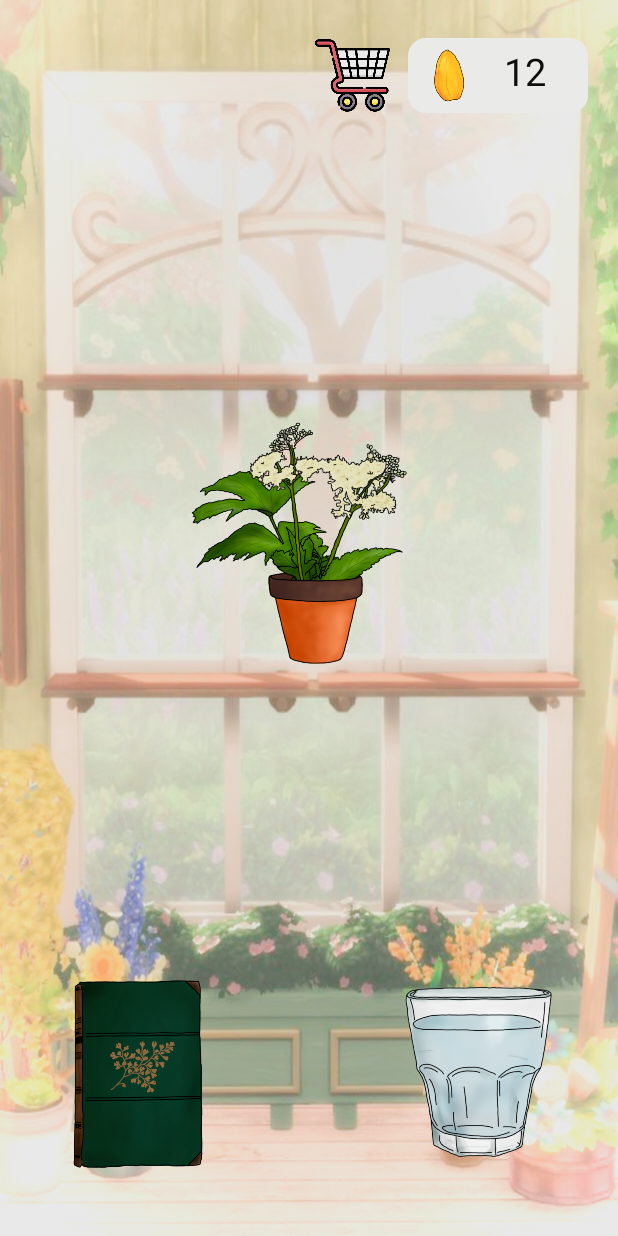
After one commit to rsberrocal/RainySeeds, an Android app: the layout invernadero.xml on its own in the app's theme, with its tools: preview values and no code run, on a phone screen of 412 x 824 dp. The commit adds this screen. Run offline under Robolectric (Android 15) with nearby library versions, the phone set to English and light mode, and no system bars.

Commit message:
añadido lo anterior

```diff
--- /dev/null
+++ b/app/src/main/res/drawable/rounded_button.xml
@@ -0,0 +1,8 @@
+<?xml version="1.0" encoding="utf-8"?>
+<shape xmlns:android="http://schemas.android.com/apk/res/android"
+    android:shape="rectangle"
+    >
+    <solid android:color="@color/light_gray"></solid>
+    <corners android:radius="12dp"></corners>
+
+</shape>
--- /dev/null
+++ b/app/src/main/res/layout/invernadero.xml
@@ -0,0 +1,74 @@
+<?xml version="1.0" encoding="utf-8"?>
+<FrameLayout xmlns:android="http://schemas.android.com/apk/res/android"
+    android:orientation="vertical" android:layout_width="match_parent"
+    android:layout_height="match_parent"
+    android:background="@drawable/fondo_invernadero"
+    >
+    <ImageView
+        android:layout_width="50dp"
+        android:layout_height="50dp"
+        android:src="@drawable/icon_shopping_cart"
+        android:layout_marginTop="25dp"
+        android:layout_marginLeft="210dp"
+        ></ImageView>
+    <ImageView
+        android:layout_width="250dp"
+        android:layout_height="200dp"
+        android:layout_gravity="center"
+        android:layout_marginHorizontal="30dp"
+        android:layout_marginBottom="45dp"
+        android:src="@drawable/flor"></ImageView>
+
+    <ImageView
+        android:id="@+id/buttonGlass"
+        android:layout_width="125dp"
+        android:layout_height="125dp"
+        android:layout_gravity="right|bottom"
+        android:layout_marginHorizontal="30dp"
+        android:layout_marginBottom="45dp"
+        android:src="@drawable/icon_glass"
+        android:onClick="goToWater"
+        ></ImageView>
+
+    <ImageView
+        android:id="@+id/buttonDictionary"
+        android:layout_width="125dp"
+        android:layout_height="125dp"
+        android:layout_gravity="start|bottom"
+        android:layout_marginHorizontal="30dp"
+        android:layout_marginBottom="45dp"
+        android:src="@drawable/icon_book"
+        android:onClick="goToDictionary"
+        />
+
+    <LinearLayout
+        android:id="@+id/layoutSeeds"
+        android:layout_width="120dp"
+        android:layout_height="50dp"
+        android:layout_gravity="end"
+        android:layout_marginTop="25dp"
+        android:layout_marginHorizontal="20dp"
+        android:background="@drawable/rounded_button">
+        <ImageView
+            android:id="@+id/imageViewSeed"
+            android:src="@drawable/icon_seed"
+            android:layout_height="35dp"
+            android:layout_width="35dp"
+            android:layout_gravity="center"
+            android:layout_marginLeft="10dp"
+            android:layout_marginVertical="5dp"
+            />
+        <TextView
+            android:id="@+id/textGoldenSeeds"
+            android:layout_height="40dp"
+            android:layout_width="65dp"
+            android:layout_marginVertical="5dp"
+            android:layout_gravity="center"
+            android:text="12"
+            android:textSize="25dp"
+            android:textAlignment="center"
+            android:textColor="@color/black"
+            />
+    </LinearLayout>
+
+</FrameLayout>
--- a/app/src/main/res/values/colors.xml
+++ b/app/src/main/res/values/colors.xml
@@ -3,4 +3,9 @@
     <color name="colorPrimary">#6200EE</color>
     <color name="colorPrimaryDark">#3700B3</color>
     <color name="colorAccent">#03DAC5</color>
+
+    <color name="off_white">#f8f8f8</color>
+    <color name="black">#0d0d0d</color>
+    <color name="white">#ffffff</color>
+    <color name="light_gray">#eaeae9</color>
 </resources>
```
Also changed, not shown: app/src/main/res/layout/log_in.xml (added, +112 -0 lines), app/src/main/res/layout/password_recovery.xml (added, +59 -0 lines), app/src/main/res/layout/sign_in.xml (added, +97 -0 lines), app/src/main/res/layout/tienda.xml (added, +60 -0 lines), app/src/main/res/drawable/cross.png (added), app/src/main/res/drawable/flor.png (added), app/src/main/res/drawable/fondo_invernadero.png (added), app/src/main/res/drawable/icon_book.png (added), app/src/main/res/drawable/icon_glass.png (added), app/src/main/res/drawable/icon_seed.png (added), app/src/main/res/drawable/icon_shopping_cart.png (added).
